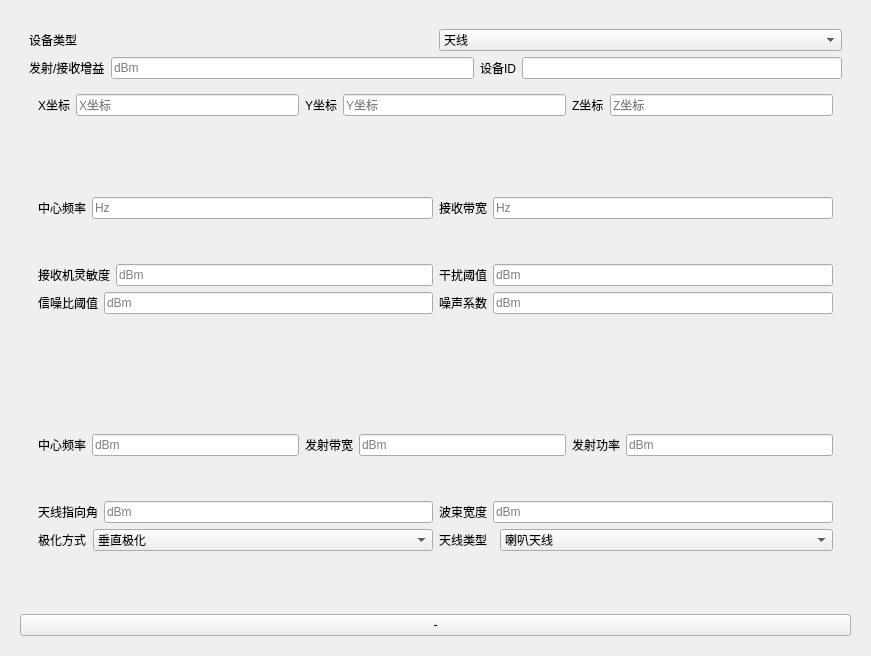
First picture: the form in resource/ui/devicewidget.ui, repository YaHeii/Electromagnetic_Compatibility, before the edit.
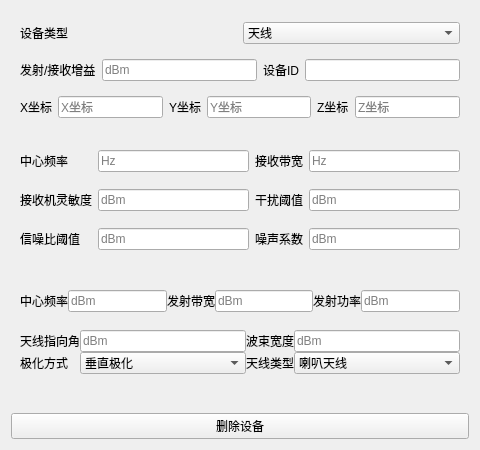
Second picture: the form after the edit. Custom widgets are drawn as their Qt base class.

```diff
--- a/resource/ui/devicewidget.ui
+++ b/resource/ui/devicewidget.ui
@@ -6,8 +6,8 @@
    <rect>
     <x>0</x>
     <y>0</y>
-    <width>871</width>
-    <height>656</height>
+    <width>480</width>
+    <height>450</height>
    </rect>
   </property>
   <property name="sizePolicy">
@@ -18,24 +18,39 @@
   </property>
   <property name="minimumSize">
    <size>
-    <width>0</width>
+    <width>300</width>
     <height>450</height>
    </size>
   </property>
   <property name="windowTitle">
    <string>DeviceWidget</string>
   </property>
-  <layout class="QHBoxLayout" name="horizontalLayout_6">
+  <layout class="QVBoxLayout" name="verticalLayout_2">
    <item>
-    <widget class="ElaScrollPage" name="Mainwidget" native="true">
-     <layout class="QVBoxLayout" name="verticalLayout" stretch="0,1,1,1">
+    <widget class="ElaScrollPageArea" name="BaseWidget" native="true">
+     <property name="sizePolicy">
+      <sizepolicy hsizetype="Minimum" vsizetype="Fixed">
+       <horstretch>0</horstretch>
+       <verstretch>0</verstretch>
+      </sizepolicy>
+     </property>
+     <property name="minimumSize">
+      <size>
+       <width>0</width>
+       <height>120</height>
+      </size>
+     </property>
+     <layout class="QVBoxLayout" name="verticalLayout_3">
+      <property name="topMargin">
+       <number>2</number>
+      </property>
+      <property name="bottomMargin">
+       <number>2</number>
+      </property>
       <item>
-       <widget class="ElaScrollPageArea" name="widget_2" native="true">
-        <layout class="QVBoxLayout" name="verticalLayout_6">
+       <layout class="QHBoxLayout" name="horizontalLayout">
          <item>
-          <layout class="QHBoxLayout" name="horizontalLayout_5">
-           <item>
-            <widget class="ElaText" name="label_9">
+         <widget class="QLabel" name="label_9">
              <property name="text">
               <string>设备类型</string>
              </property>
@@ -68,29 +83,23 @@
           </layout>
          </item>
          <item>
-          <layout class="QHBoxLayout" name="horizontalLayout">
+       <layout class="QHBoxLayout" name="horizontalLayout_2">
            <item>
-            <widget class="ElaText" name="label_23">
+         <widget class="QLabel" name="label_23">
              <property name="text">
               <string>发射/接收增益</string>
              </property>
             </widget>
            </item>
            <item>
-            <layout class="QHBoxLayout" name="horizontalLayout_9">
-             <item>
               <widget class="ElaLineEdit" name="Gain">
                <property name="placeholderText">
                 <string>dBm</string>
                </property>
               </widget>
              </item>
-            </layout>
-           </item>
            <item>
-            <layout class="QHBoxLayout" name="horizontalLayout_7">
-             <item>
-              <widget class="ElaText" name="label_21">
+         <widget class="QLabel" name="label_21">
                <property name="text">
                 <string>设备ID</string>
                </property>
@@ -101,15 +110,10 @@
              </item>
             </layout>
            </item>
-          </layout>
-         </item>
          <item>
-          <widget class="ElaWidget" name="widget" native="true">
-           <layout class="QVBoxLayout" name="verticalLayout_5">
+       <layout class="QHBoxLayout" name="horizontalLayout_3">
             <item>
-             <layout class="QHBoxLayout" name="horizontalLayout_2">
-              <item>
-               <widget class="ElaText" name="label_2">
+         <widget class="QLabel" name="label_2">
                 <property name="text">
                  <string>X坐标</string>
                 </property>
@@ -123,7 +127,7 @@
                </widget>
               </item>
               <item>
-               <widget class="ElaText" name="label_3">
+         <widget class="QLabel" name="label_3">
                 <property name="text">
                  <string>Y坐标</string>
                 </property>
@@ -137,7 +141,7 @@
                </widget>
               </item>
               <item>
-               <widget class="ElaText" name="label_4">
+         <widget class="QLabel" name="label_4">
                 <property name="text">
                  <string>Z坐标</string>
                 </property>
@@ -155,124 +159,109 @@
            </layout>
           </widget>
          </item>
-        </layout>
-       </widget>
-      </item>
       <item>
        <widget class="ElaScrollPageArea" name="RecieverWidget" native="true">
-        <layout class="QVBoxLayout" name="verticalLayout_3">
-         <item>
-          <widget class="ElaWidget" name="Recieverwidget" native="true">
-           <layout class="QVBoxLayout" name="verticalLayout_4" stretch="1,2">
-            <item>
-             <layout class="QHBoxLayout" name="horizontalLayout_8">
-              <item>
-               <widget class="ElaText" name="label">
+     <property name="sizePolicy">
+      <sizepolicy hsizetype="Preferred" vsizetype="Minimum">
+       <horstretch>0</horstretch>
+       <verstretch>0</verstretch>
+      </sizepolicy>
+     </property>
+     <property name="minimumSize">
+      <size>
+       <width>0</width>
+       <height>120</height>
+      </size>
+     </property>
+     <layout class="QGridLayout" name="gridLayout_2">
+      <property name="topMargin">
+       <number>2</number>
+      </property>
+      <property name="bottomMargin">
+       <number>2</number>
+      </property>
+      <item row="1" column="0">
+       <widget class="QLabel" name="label_32">
                 <property name="text">
-                 <string>中心频率</string>
+         <string>接收机灵敏度</string>
                 </property>
                </widget>
               </item>
-              <item>
+      <item row="0" column="1">
                <widget class="ElaLineEdit" name="CentralF_Reciever">
                 <property name="placeholderText">
                  <string>Hz</string>
                 </property>
                </widget>
               </item>
-              <item>
-               <widget class="ElaText" name="label_30">
+      <item row="0" column="2">
+       <widget class="QLabel" name="label_30">
                 <property name="text">
                  <string>接收带宽</string>
                 </property>
                </widget>
               </item>
-              <item>
-               <widget class="ElaLineEdit" name="Bandwidth_Reciever">
-                <property name="placeholderText">
-                 <string>Hz</string>
-                </property>
-               </widget>
-              </item>
-             </layout>
-            </item>
-            <item>
-             <layout class="QGridLayout" name="gridLayout_7">
               <item row="1" column="1">
-               <layout class="QHBoxLayout" name="horizontalLayout_22">
-                <item>
-                 <widget class="ElaText" name="label_35">
-                  <property name="text">
-                   <string>噪声系数</string>
-                  </property>
-                 </widget>
-                </item>
-                <item>
-                 <widget class="ElaLineEdit" name="noiseFigure">
-                  <property name="placeholderText">
-                   <string>dBm</string>
-                  </property>
-                 </widget>
-                </item>
-               </layout>
-              </item>
-              <item row="0" column="0">
-               <layout class="QHBoxLayout" name="horizontalLayout_19">
-                <item>
-                 <widget class="ElaText" name="label_32">
-                  <property name="text">
-                   <string>接收机灵敏度</string>
-                  </property>
-                 </widget>
-                </item>
-                <item>
                  <widget class="ElaLineEdit" name="Sensitive_reciever">
                   <property name="placeholderText">
                    <string>dBm</string>
                   </property>
                  </widget>
                 </item>
-               </layout>
-              </item>
-              <item row="0" column="1">
-               <layout class="QHBoxLayout" name="horizontalLayout_24">
-                <item>
-                 <widget class="ElaText" name="label_37">
+      <item row="1" column="2">
+       <widget class="QLabel" name="label_37">
                   <property name="text">
                    <string>干扰阈值</string>
                   </property>
                  </widget>
                 </item>
-                <item>
+      <item row="1" column="3">
                  <widget class="ElaLineEdit" name="interferenceMargin">
                   <property name="placeholderText">
                    <string>dBm</string>
                   </property>
                  </widget>
                 </item>
-               </layout>
-              </item>
-              <item row="1" column="0">
-               <layout class="QHBoxLayout" name="horizontalLayout_20">
-                <item>
-                 <widget class="ElaText" name="label_34">
+      <item row="0" column="0">
+       <widget class="QLabel" name="label">
+        <property name="text">
+         <string>中心频率</string>
+        </property>
+       </widget>
+      </item>
+      <item row="0" column="3">
+       <widget class="ElaLineEdit" name="Bandwidth_Reciever">
+        <property name="placeholderText">
+         <string>Hz</string>
+        </property>
+       </widget>
+      </item>
+      <item row="2" column="0">
+       <widget class="QLabel" name="label_34">
                   <property name="text">
                    <string>信噪比阈值</string>
                   </property>
                  </widget>
                 </item>
-                <item>
+      <item row="2" column="1">
                  <widget class="ElaLineEdit" name="SINRMargin">
                   <property name="placeholderText">
                    <string>dBm</string>
                   </property>
                  </widget>
                 </item>
-               </layout>
-              </item>
-             </layout>
-            </item>
-           </layout>
+      <item row="2" column="2">
+       <widget class="QLabel" name="label_35">
+        <property name="text">
+         <string>噪声系数</string>
+        </property>
+       </widget>
+      </item>
+      <item row="2" column="3">
+       <widget class="ElaLineEdit" name="noiseFigure">
+        <property name="placeholderText">
+         <string>dBm</string>
+        </property>
           </widget>
          </item>
         </layout>
@@ -280,22 +269,32 @@
       </item>
       <item>
        <widget class="ElaScrollPageArea" name="TransmitterWidget" native="true">
-        <layout class="QVBoxLayout" name="verticalLayout_7">
-         <item>
-          <widget class="QWidget" name="widget_4" native="true">
            <property name="sizePolicy">
-            <sizepolicy hsizetype="Preferred" vsizetype="Preferred">
+      <sizepolicy hsizetype="Preferred" vsizetype="Minimum">
              <horstretch>0</horstretch>
              <verstretch>0</verstretch>
             </sizepolicy>
            </property>
-           <layout class="QVBoxLayout" name="verticalLayout_2">
+     <property name="minimumSize">
+      <size>
+       <width>0</width>
+       <height>120</height>
+      </size>
+     </property>
+     <layout class="QVBoxLayout" name="verticalLayout">
+      <property name="spacing">
+       <number>0</number>
+      </property>
+      <property name="topMargin">
+       <number>2</number>
+      </property>
+      <property name="bottomMargin">
+       <number>5</number>
+      </property>
             <item>
-             <layout class="QHBoxLayout" name="horizontalLayout_4" stretch="1,1,1">
+       <layout class="QHBoxLayout" name="horizontalLayout_4">
               <item>
-               <layout class="QHBoxLayout" name="horizontalLayout_17">
-                <item>
-                 <widget class="ElaText" name="centralBandwidth">
+         <widget class="QLabel" name="centralBandwidth">
                   <property name="text">
                    <string>中心频率</string>
                   </property>
@@ -308,12 +307,8 @@
                   </property>
                  </widget>
                 </item>
-               </layout>
-              </item>
               <item>
-               <layout class="QHBoxLayout" name="horizontalLayout_16">
-                <item>
-                 <widget class="ElaText" name="label_29">
+         <widget class="QLabel" name="label_29">
                   <property name="text">
                    <string>发射带宽</string>
                   </property>
@@ -326,12 +321,8 @@
                   </property>
                  </widget>
                 </item>
-               </layout>
-              </item>
               <item>
-               <layout class="QHBoxLayout" name="horizontalLayout_13">
-                <item>
-                 <widget class="ElaText" name="label_47">
+         <widget class="QLabel" name="label_47">
                   <property name="text">
                    <string>发射功率</string>
                   </property>
@@ -346,38 +337,65 @@
                 </item>
                </layout>
               </item>
-             </layout>
-            </item>
             <item>
-             <layout class="QGridLayout" name="gridLayout_8">
+       <layout class="QGridLayout" name="gridLayout">
               <item row="0" column="1">
-               <layout class="QHBoxLayout" name="horizontalLayout_25">
-                <item>
-                 <widget class="ElaText" name="label_39">
+         <widget class="ElaLineEdit" name="antennaPhi_Transmitter">
+          <property name="placeholderText">
+           <string>dBm</string>
+          </property>
+         </widget>
+        </item>
+        <item row="0" column="0">
+         <widget class="QLabel" name="label_38">
+          <property name="text">
+           <string>天线指向角</string>
+          </property>
+         </widget>
+        </item>
+        <item row="0" column="2">
+         <widget class="QLabel" name="label_39">
                   <property name="text">
                    <string>波束宽度</string>
                   </property>
                  </widget>
                 </item>
-                <item>
+        <item row="0" column="3">
                  <widget class="ElaLineEdit" name="Beamwidth_Transmitter">
                   <property name="placeholderText">
                    <string>dBm</string>
                   </property>
                  </widget>
                 </item>
-               </layout>
-              </item>
-              <item row="2" column="1">
-               <layout class="QHBoxLayout" name="horizontalLayout_23" stretch="1,6">
+        <item row="1" column="0">
+         <widget class="QLabel" name="label_43">
+          <property name="text">
+           <string>极化方式</string>
+          </property>
+         </widget>
+        </item>
+        <item row="1" column="1">
+         <widget class="ElaComboBox" name="PolarizationMethod_Transmitter">
                 <item>
-                 <widget class="ElaText" name="label_36">
+           <property name="text">
+            <string>垂直极化</string>
+           </property>
+          </item>
+          <item>
+           <property name="text">
+            <string>水平极化</string>
+           </property>
+          </item>
+         </widget>
+        </item>
+        <item row="1" column="2">
+         <widget class="QLabel" name="label_36">
                   <property name="text">
                    <string>天线类型</string>
                   </property>
                  </widget>
                 </item>
-                <item>
+        <item row="1" column="3">
                  <widget class="ElaComboBox" name="antennaType_Transmitter">
                   <item>
                    <property name="text">
@@ -398,108 +416,47 @@
                 </item>
                </layout>
               </item>
-              <item row="0" column="0">
-               <layout class="QHBoxLayout" name="horizontalLayout_21">
-                <item>
-                 <widget class="ElaText" name="label_38">
-                  <property name="text">
-                   <string>天线指向角</string>
-                  </property>
-                 </widget>
-                </item>
-                <item>
-                 <widget class="ElaLineEdit" name="antennaPhi_Transmitter">
-                  <property name="placeholderText">
-                   <string>dBm</string>
-                  </property>
-                 </widget>
-                </item>
-               </layout>
-              </item>
-              <item row="2" column="0">
-               <layout class="QHBoxLayout" name="horizontalLayout_3" stretch="1,7">
-                <item>
-                 <widget class="ElaText" name="label_43">
-                  <property name="text">
-                   <string>极化方式</string>
-                  </property>
+     </layout>
                  </widget>
                 </item>
                 <item>
-                 <widget class="ElaComboBox" name="PolarizationMethod_Transmitter">
-                  <item>
-                   <property name="text">
-                    <string>垂直极化</string>
-                   </property>
-                  </item>
-                  <item>
-                   <property name="text">
-                    <string>水平极化</string>
-                   </property>
-                  </item>
-                 </widget>
-                </item>
-               </layout>
-              </item>
-             </layout>
-            </item>
-           </layout>
-          </widget>
-         </item>
-        </layout>
-       </widget>
-      </item>
+    <layout class="QVBoxLayout" name="verticalLayout_4">
+     <property name="topMargin">
+      <number>10</number>
+     </property>
       <item>
        <widget class="ElaPushButton" name="equipmentReduction">
         <property name="text">
-         <string>-</string>
+        <string>删除设备</string>
         </property>
        </widget>
       </item>
      </layout>
-    </widget>
    </item>
   </layout>
  </widget>
  <customwidgets>
+  <customwidget>
+   <class>ElaComboBox</class>
+   <extends>QComboBox</extends>
+   <header location="global">ElaComboBox.h</header>
+  </customwidget>
   <customwidget>
    <class>ElaPushButton</class>
    <extends>QPushButton</extends>
    <header location="global">ElaPushButton.h</header>
   </customwidget>
-  <customwidget>
-   <class>ElaWidget</class>
-   <extends>QWidget</extends>
-   <header location="global">ElaWidget.h</header>
-   <container>1</container>
-  </customwidget>
   <customwidget>
    <class>ElaLineEdit</class>
    <extends>QLineEdit</extends>
    <header location="global">ElaLineEdit.h</header>
   </customwidget>
-  <customwidget>
-   <class>ElaText</class>
-   <extends>QLabel</extends>
-   <header location="global">ElaText.h</header>
-  </customwidget>
-  <customwidget>
-   <class>ElaComboBox</class>
-   <extends>QComboBox</extends>
-   <header location="global">ElaComboBox.h</header>
-  </customwidget>
   <customwidget>
    <class>ElaScrollPageArea</class>
    <extends>QWidget</extends>
    <header>ElaScrollPageArea.h</header>
    <container>1</container>
   </customwidget>
-  <customwidget>
-   <class>ElaScrollPage</class>
-   <extends>QWidget</extends>
-   <header>ElaScrollPage.h</header>
-   <container>1</container>
-  </customwidget>
  </customwidgets>
  <resources/>
  <connections/>
```
Lines whose indentation alone changed are shown as unchanged.
